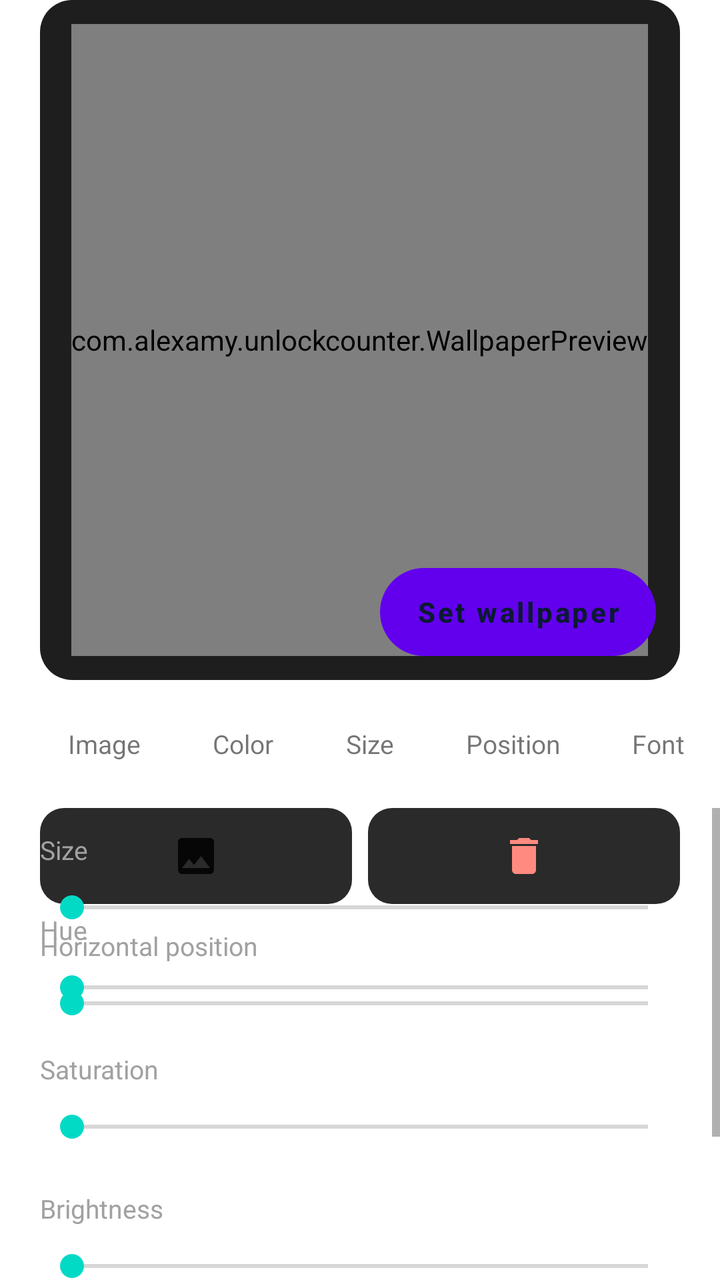
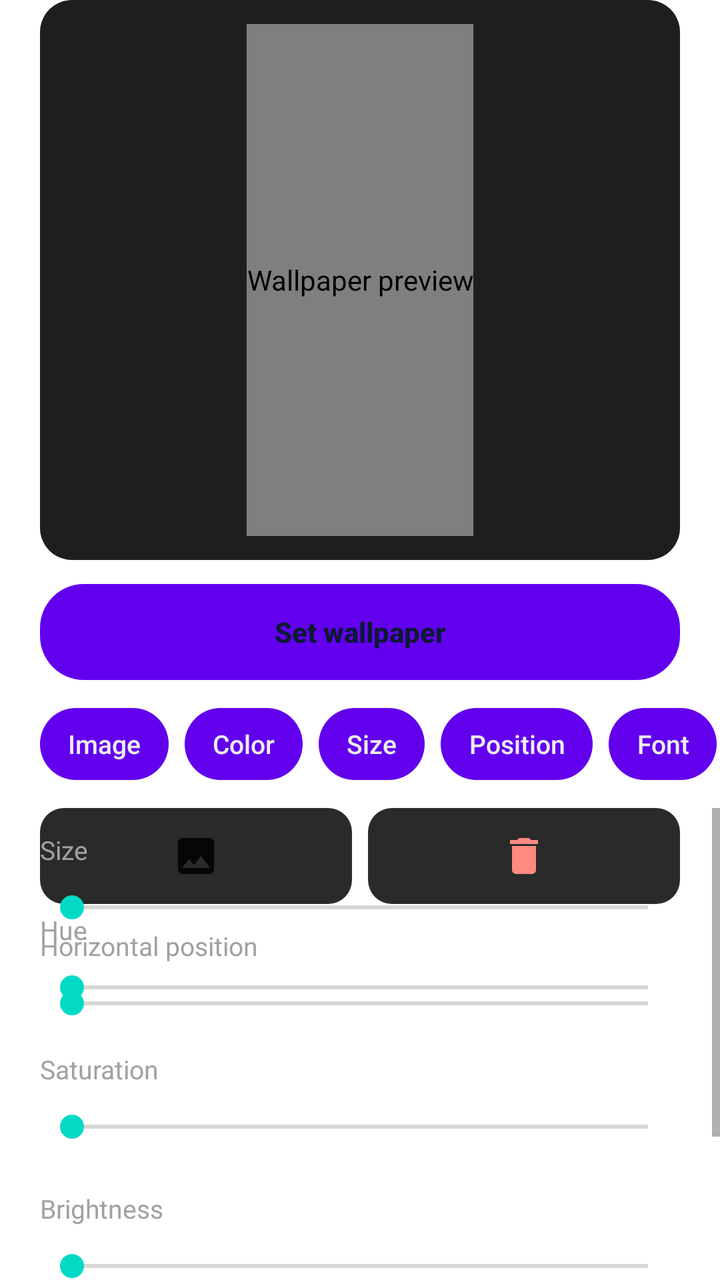

An Android layout rendered at two revisions. The XML below is the earlier revision; the diff shows what the commit changed to produce the second picture.
<!-- AndroidManifest.xml: fallback theme Theme.MaterialComponents.DayNight.NoActionBar -->
<!-- res/layout/tab_settings.xml -->
<?xml version="1.0" encoding="utf-8"?>
<LinearLayout xmlns:android="http://schemas.android.com/apk/res/android"
    android:layout_width="match_parent"
    android:layout_height="match_parent"
    android:orientation="vertical">

    <FrameLayout
        android:layout_width="match_parent"
        android:layout_height="340dp"
        android:layout_marginHorizontal="20dp"
        android:background="@drawable/bg_card">

        <com.alexamy.unlockcounter.WallpaperPreview
            android:id="@+id/settings_preview"
            android:layout_width="wrap_content"
            android:layout_height="match_parent"
            android:layout_gravity="center_horizontal"
            android:layout_marginVertical="12dp" />

        <Button
            android:id="@+id/set_wallpaper"
            android:layout_width="wrap_content"
            android:layout_height="44dp"
            android:layout_gravity="bottom|end"
            android:layout_margin="12dp"
            android:background="@drawable/bg_pill_accent"
            android:paddingHorizontal="18dp"
            android:stateListAnimator="@null"
            android:text="@string/set_wallpaper"
            android:textAllCaps="false"
            android:textColor="@color/on_accent"
            android:textStyle="bold" />
    </FrameLayout>

    <HorizontalScrollView
        android:layout_width="match_parent"
        android:layout_height="wrap_content"
        android:scrollbars="none">

        <LinearLayout
            android:layout_width="wrap_content"
            android:layout_height="wrap_content"
            android:orientation="horizontal"
            android:paddingHorizontal="20dp"
            android:paddingVertical="14dp">

            <TextView android:id="@+id/chip_image" style="@style/Chip" android:text="@string/section_image" />
            <TextView android:id="@+id/chip_color" style="@style/Chip" android:text="@string/section_color" />
            <TextView android:id="@+id/chip_size" style="@style/Chip" android:text="@string/size" />
            <TextView android:id="@+id/chip_position" style="@style/Chip" android:text="@string/position" />
            <TextView android:id="@+id/chip_font" style="@style/Chip" android:text="@string/font" />
        </LinearLayout>
    </HorizontalScrollView>

    <ScrollView
        android:layout_width="match_parent"
        android:layout_height="0dp"
        android:layout_weight="1">

        <FrameLayout
            android:layout_width="match_parent"
            android:layout_height="wrap_content"
            android:paddingHorizontal="20dp"
            android:paddingBottom="20dp">

            <LinearLayout
                android:id="@+id/section_image"
                android:layout_width="match_parent"
                android:layout_height="wrap_content"
                android:orientation="vertical">

                <LinearLayout
                    android:layout_width="match_parent"
                    android:layout_height="wrap_content"
                    android:orientation="horizontal">

                    <ImageButton
                        android:id="@+id/pick_image"
                        android:layout_width="0dp"
                        android:layout_height="48dp"
                        android:layout_marginEnd="8dp"
                        android:layout_weight="1"
                        android:background="@drawable/bg_button"
                        android:contentDescription="@string/pick_image"
                        android:src="@drawable/ic_image" />

                    <ImageButton
                        android:id="@+id/remove_image"
                        android:layout_width="0dp"
                        android:layout_height="48dp"
                        android:layout_weight="1"
                        android:background="@drawable/bg_button"
                        android:contentDescription="@string/remove_image"
                        android:src="@drawable/ic_delete"
                        android:tint="@color/danger" />
                </LinearLayout>

                <TextView style="@style/SliderLabel" android:text="@string/image_x" />
                <SeekBar android:id="@+id/image_x" style="@style/Slider" android:max="100" />
            </LinearLayout>

            <LinearLayout
                android:id="@+id/section_color"
                android:layout_width="match_parent"
                android:layout_height="wrap_content"
                android:orientation="vertical">

                <View
                    android:id="@+id/color_preview"
                    android:layout_width="match_parent"
                    android:layout_height="40dp" />

                <TextView style="@style/SliderLabel" android:text="@string/hue" />
                <SeekBar android:id="@+id/hue" style="@style/Slider" android:max="360" />
                <TextView style="@style/SliderLabel" android:text="@string/saturation" />
                <SeekBar android:id="@+id/saturation" style="@style/Slider" android:max="100" />
                <TextView style="@style/SliderLabel" android:text="@string/brightness" />
                <SeekBar android:id="@+id/brightness" style="@style/Slider" android:max="100" />
                <TextView style="@style/SliderLabel" android:text="@string/opacity" />
                <SeekBar android:id="@+id/opacity" style="@style/Slider" android:max="100" />
            </LinearLayout>

            <LinearLayout
                android:id="@+id/section_size"
                android:layout_width="match_parent"
                android:layout_height="wrap_content"
                android:orientation="vertical">

                <TextView style="@style/SliderLabel" android:text="@string/size" />
                <SeekBar android:id="@+id/size" style="@style/Slider" android:max="100" />
            </LinearLayout>

            <GridLayout
                android:id="@+id/positions"
                android:layout_width="wrap_content"
                android:layout_height="wrap_content"
                android:layout_gravity="center_horizontal"
                android:columnCount="3" />

            <RadioGroup
                android:id="@+id/fonts"
                android:layout_width="match_parent"
                android:layout_height="wrap_content" />
        </FrameLayout>
    </ScrollView>
</LinearLayout>
<!-- resources referenced by this layout -->
<resources>
  <color name="danger">#FF8A80</color>
  <color name="on_accent">#0B1A33</color>
  <!-- drawable bg_card (drawable) -->
  <?xml version="1.0" encoding="utf-8"?>
  <shape xmlns:android="http://schemas.android.com/apk/res/android" android:shape="rectangle">
      <solid android:color="@color/surface" />
      <corners android:radius="16dp" />
  </shape>
  <!-- drawable bg_pill_accent (drawable) -->
  <?xml version="1.0" encoding="utf-8"?>
  <shape xmlns:android="http://schemas.android.com/apk/res/android" android:shape="rectangle">
      <solid android:color="@color/accent" />
      <corners android:radius="22dp" />
  </shape>
  <string name="brightness">Brightness</string>
  <string name="font">Font</string>
  <string name="hue">Hue</string>
  <string name="image_x">Horizontal position</string>
  <string name="opacity">Opacity</string>
  <string name="pick_image">Pick image</string>
  <string name="position">Position</string>
  <string name="remove_image">Remove image</string>
  <string name="saturation">Saturation</string>
  <string name="section_color">Color</string>
  <string name="section_image">Image</string>
  <string name="set_wallpaper">Set wallpaper</string>
  <string name="size">Size</string>
  <style name="Chip">
          <item name="android:layout_width">wrap_content</item>
          <item name="android:layout_height">36dp</item>
          <item name="android:layout_marginEnd">8dp</item>
          <item name="android:gravity">center</item>
          <item name="android:paddingHorizontal">14dp</item>
          <item name="android:textSize">13sp</item>
          <item name="android:clickable">true</item>
          <item name="android:focusable">true</item>
      </style>
  <style name="Slider">
          <item name="android:layout_width">match_parent</item>
          <item name="android:layout_height">40dp</item>
      </style>
  <color name="surface_high">#2A2A2A</color>
  <color name="surface">#1E1E1E</color>
  <color name="accent">#8AB4F8</color>
  <color name="text_muted">#A1A1A1</color>
  <!-- unchanged entries left out for length: 4 -->
</resources>

<!-- the commit's change to res/layout/tab_settings.xml (unified diff, before → after) -->
@@ -2,11 +2,12 @@
 <LinearLayout xmlns:android="http://schemas.android.com/apk/res/android"
     android:layout_width="match_parent"
     android:layout_height="match_parent"
+    android:accessibilityPaneTitle="@string/tab_settings"
     android:orientation="vertical">
 
     <FrameLayout
         android:layout_width="match_parent"
-        android:layout_height="340dp"
+        android:layout_height="280dp"
         android:layout_marginHorizontal="20dp"
         android:background="@drawable/bg_card">
 
@@ -15,22 +16,18 @@
             android:layout_width="wrap_content"
             android:layout_height="match_parent"
             android:layout_gravity="center_horizontal"
-            android:layout_marginVertical="12dp" />
+            android:layout_marginVertical="12dp"
+            android:contentDescription="@string/preview_description" />
+    </FrameLayout>
 
-        <Button
-            android:id="@+id/set_wallpaper"
-            android:layout_width="wrap_content"
-            android:layout_height="44dp"
-            android:layout_gravity="bottom|end"
-            android:layout_margin="12dp"
-            android:background="@drawable/bg_pill_accent"
-            android:paddingHorizontal="18dp"
-            android:stateListAnimator="@null"
-            android:text="@string/set_wallpaper"
-            android:textAllCaps="false"
-            android:textColor="@color/on_accent"
-            android:textStyle="bold" />
-    </FrameLayout>
+    <Button
+        android:id="@+id/set_wallpaper"
+        style="@style/PillButton"
+        android:layout_width="match_parent"
+        android:layout_height="wrap_content"
+        android:layout_marginHorizontal="20dp"
+        android:layout_marginTop="12dp"
+        android:text="@string/set_wallpaper" />
 
     <HorizontalScrollView
         android:layout_width="match_parent"
@@ -42,13 +39,13 @@
             android:layout_height="wrap_content"
             android:orientation="horizontal"
             android:paddingHorizontal="20dp"
-            android:paddingVertical="14dp">
+            android:paddingVertical="8dp">
 
-            <TextView android:id="@+id/chip_image" style="@style/Chip" android:text="@string/section_image" />
-            <TextView android:id="@+id/chip_color" style="@style/Chip" android:text="@string/section_color" />
-            <TextView android:id="@+id/chip_size" style="@style/Chip" android:text="@string/size" />
-            <TextView android:id="@+id/chip_position" style="@style/Chip" android:text="@string/position" />
-            <TextView android:id="@+id/chip_font" style="@style/Chip" android:text="@string/font" />
+            <Button android:id="@+id/chip_image" style="@style/Chip" android:text="@string/section_image" />
+            <Button android:id="@+id/chip_color" style="@style/Chip" android:text="@string/section_color" />
+            <Button android:id="@+id/chip_size" style="@style/Chip" android:text="@string/size" />
+            <Button android:id="@+id/chip_position" style="@style/Chip" android:text="@string/position" />
+            <Button android:id="@+id/chip_font" style="@style/Chip" android:text="@string/font" />
         </LinearLayout>
     </HorizontalScrollView>
 
@@ -95,7 +92,7 @@
                         android:tint="@color/danger" />
                 </LinearLayout>
 
-                <TextView style="@style/SliderLabel" android:text="@string/image_x" />
+                <TextView style="@style/SliderLabel" android:labelFor="@id/image_x" android:text="@string/image_x" />
                 <SeekBar android:id="@+id/image_x" style="@style/Slider" android:max="100" />
             </LinearLayout>
 
@@ -110,13 +107,13 @@
                     android:layout_width="match_parent"
                     android:layout_height="40dp" />
 
-                <TextView style="@style/SliderLabel" android:text="@string/hue" />
+                <TextView style="@style/SliderLabel" android:labelFor="@id/hue" android:text="@string/hue" />
                 <SeekBar android:id="@+id/hue" style="@style/Slider" android:max="360" />
-                <TextView style="@style/SliderLabel" android:text="@string/saturation" />
+                <TextView style="@style/SliderLabel" android:labelFor="@id/saturation" android:text="@string/saturation" />
                 <SeekBar android:id="@+id/saturation" style="@style/Slider" android:max="100" />
-                <TextView style="@style/SliderLabel" android:text="@string/brightness" />
+                <TextView style="@style/SliderLabel" android:labelFor="@id/brightness" android:text="@string/brightness" />
                 <SeekBar android:id="@+id/brightness" style="@style/Slider" android:max="100" />
-                <TextView style="@style/SliderLabel" android:text="@string/opacity" />
+                <TextView style="@style/SliderLabel" android:labelFor="@id/opacity" android:text="@string/opacity" />
                 <SeekBar android:id="@+id/opacity" style="@style/Slider" android:max="100" />
             </LinearLayout>
 
@@ -126,7 +123,7 @@
                 android:layout_height="wrap_content"
                 android:orientation="vertical">
 
-                <TextView style="@style/SliderLabel" android:text="@string/size" />
+                <TextView style="@style/SliderLabel" android:labelFor="@id/size" android:text="@string/size" />
                 <SeekBar android:id="@+id/size" style="@style/Slider" android:max="100" />
             </LinearLayout>
 
@@ -137,10 +134,11 @@
                 android:layout_gravity="center_horizontal"
                 android:columnCount="3" />
 
-            <RadioGroup
+            <GridLayout
                 android:id="@+id/fonts"
                 android:layout_width="match_parent"
-                android:layout_height="wrap_content" />
+                android:layout_height="wrap_content"
+                android:columnCount="2" />
         </FrameLayout>
     </ScrollView>
 </LinearLayout>
<!-- resource entries referenced after the edit -->
@@ -21,21 +21,34 @@
   <string name="opacity">Opacity</string>
   <string name="pick_image">Pick image</string>
   <string name="position">Position</string>
+  <string name="preview_description">Wallpaper preview</string>
   <string name="remove_image">Remove image</string>
   <string name="saturation">Saturation</string>
   <string name="section_color">Color</string>
   <string name="section_image">Image</string>
   <string name="set_wallpaper">Set wallpaper</string>
   <string name="size">Size</string>
-  <style name="Chip">
+  <string name="tab_settings">Settings</string>
+  <style name="Chip" parent="@android:style/Widget.DeviceDefault.Button.Borderless">
           <item name="android:layout_width">wrap_content</item>
-          <item name="android:layout_height">36dp</item>
+          <item name="android:layout_height">wrap_content</item>
           <item name="android:layout_marginEnd">8dp</item>
-          <item name="android:gravity">center</item>
+          <item name="android:minHeight">48dp</item>
+          <item name="android:minWidth">0dp</item>
           <item name="android:paddingHorizontal">14dp</item>
+          <item name="android:background">@drawable/bg_chip_state</item>
+          <item name="android:textColor">@color/selected_on_light</item>
+          <item name="android:textAllCaps">false</item>
           <item name="android:textSize">13sp</item>
-          <item name="android:clickable">true</item>
-          <item name="android:focusable">true</item>
+          <item name="android:stateListAnimator">@null</item>
+      </style>
+  <style name="PillButton" parent="@android:style/Widget.DeviceDefault.Button">
+          <item name="android:minHeight">48dp</item>
+          <item name="android:background">@drawable/bg_pill_accent</item>
+          <item name="android:textColor">@color/on_accent</item>
+          <item name="android:textAllCaps">false</item>
+          <item name="android:textStyle">bold</item>
+          <item name="android:stateListAnimator">@null</item>
       </style>
   <style name="Slider">
           <item name="android:layout_width">match_parent</item>
@@ -43,8 +56,31 @@
       </style>
   <color name="surface_high">#2A2A2A</color>
   <color name="surface">#1E1E1E</color>
+  <!-- drawable bg_chip_state (drawable) -->
+  <?xml version="1.0" encoding="utf-8"?>
+  <selector xmlns:android="http://schemas.android.com/apk/res/android">
+      <item android:drawable="@drawable/bg_chip_selected" android:state_selected="true" />
+      <item android:drawable="@drawable/bg_chip" />
+  </selector>
   <color name="accent">#8AB4F8</color>
+  <color name="text">#EDEDED</color>
   <color name="text_muted">#A1A1A1</color>
+  <!-- drawable bg_chip_selected (drawable) -->
+  <?xml version="1.0" encoding="utf-8"?>
+  <inset xmlns:android="http://schemas.android.com/apk/res/android" android:insetTop="6dp" android:insetBottom="6dp">
+      <shape android:shape="rectangle">
+          <solid android:color="@color/text" />
+          <corners android:radius="18dp" />
+      </shape>
+  </inset>
+  <!-- drawable bg_chip (drawable) -->
+  <?xml version="1.0" encoding="utf-8"?>
+  <inset xmlns:android="http://schemas.android.com/apk/res/android" android:insetTop="6dp" android:insetBottom="6dp">
+      <shape android:shape="rectangle">
+          <solid android:color="@color/surface_high" />
+          <corners android:radius="18dp" />
+      </shape>
+  </inset>
   <!-- unchanged entries left out for length: 4 -->
 </resources>
 
